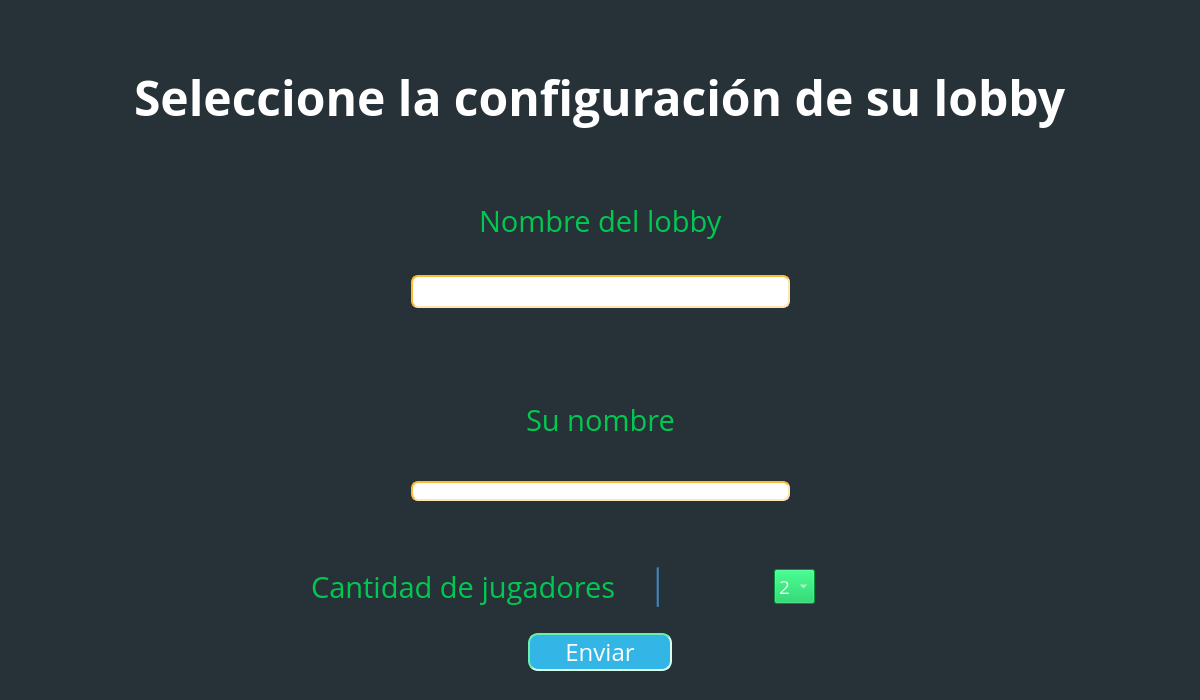
Old version of the form ScrabbleClient/mainwindow.ui in the repository CE2103-Algorithms-Data-Structures-2/Scrabble-client.
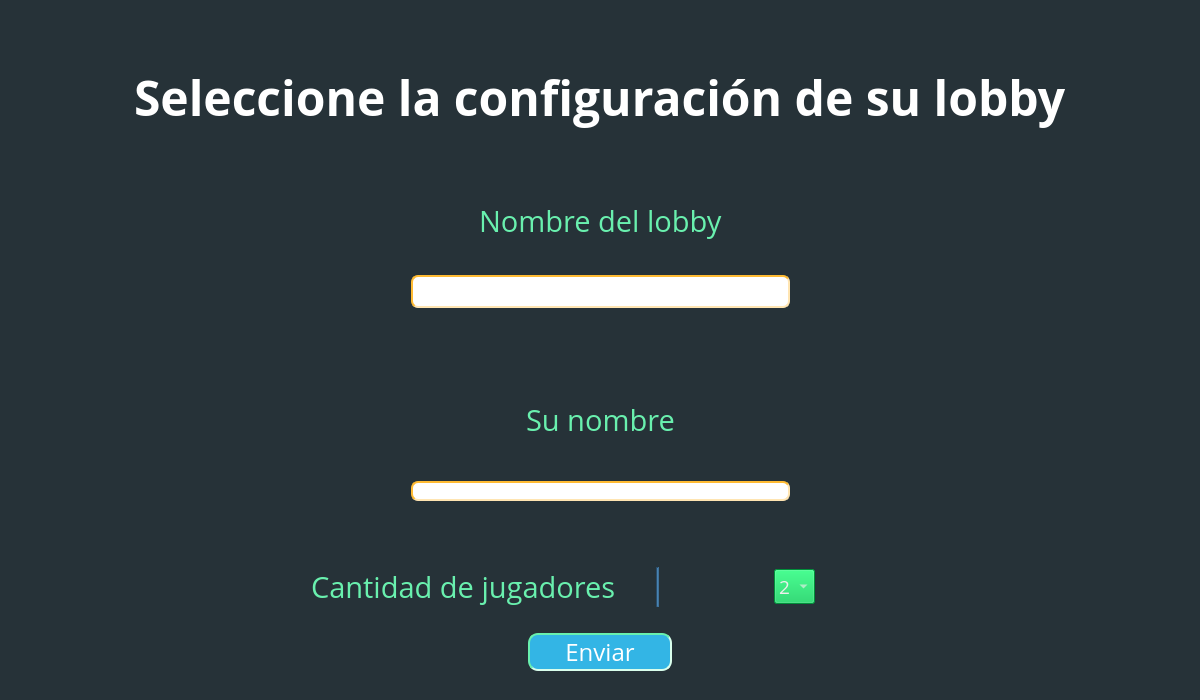
New version of the form. The open tabs and pages were chosen to show the change.

```diff
--- a/ScrabbleClient/mainwindow.ui
+++ b/ScrabbleClient/mainwindow.ui
@@ -47,6 +47,9 @@
       <height>701</height>
      </rect>
     </property>
+    <property name="styleSheet">
+     <string notr="true">background-color: rgb(38, 50, 56);</string>
+    </property>
     <widget class="QWidget" name="MainMenu">
      <property name="styleSheet">
       <string notr="true">QWidget#verticalWidget {
@@ -180,7 +183,8 @@
     </widget>
     <widget class="QWidget" name="ConfigMenu">
      <property name="styleSheet">
-      <string notr="true">background-color: rgb(38, 50, 56);</string>
+      <string notr="true">border-color: rgb(255, 136, 0);
+background-color: rgb(38, 50, 56);</string>
      </property>
      <widget class="QWidget" name="centralWidget_2">
       <property name="geometry">
@@ -224,7 +228,7 @@
             </font>
            </property>
            <property name="styleSheet">
-            <string notr="true">color: rgb(0, 200, 81);</string>
+            <string notr="true">color: rgb(105, 240, 174);</string>
            </property>
            <property name="text">
             <string>Nombre del lobby</string>
@@ -477,7 +481,7 @@
             </font>
            </property>
            <property name="styleSheet">
-            <string notr="true">color: rgb(0, 200, 81);</string>
+            <string notr="true">color: rgb(105, 240, 174);</string>
            </property>
            <property name="text">
             <string>Cantidad de jugadores</string>
@@ -555,7 +559,7 @@
             </font>
            </property>
            <property name="styleSheet">
-            <string notr="true">color: rgb(0, 200, 81);</string>
+            <string notr="true">color: rgb(105, 240, 174);</string>
            </property>
            <property name="text">
             <string>Su nombre</string>
```
